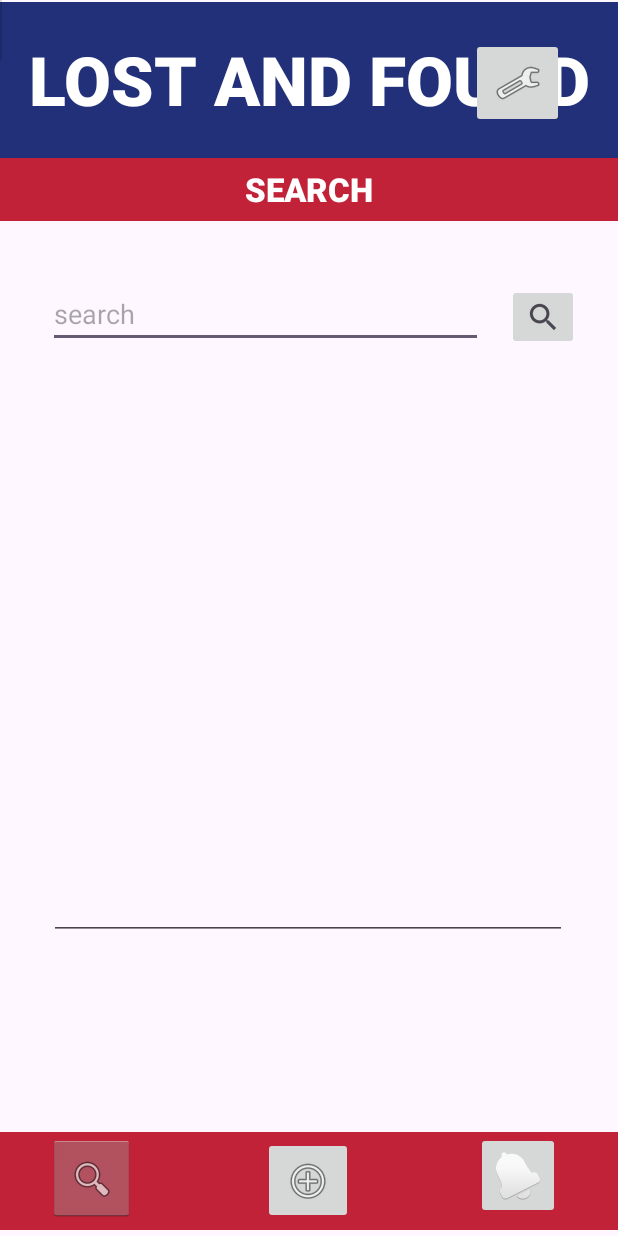
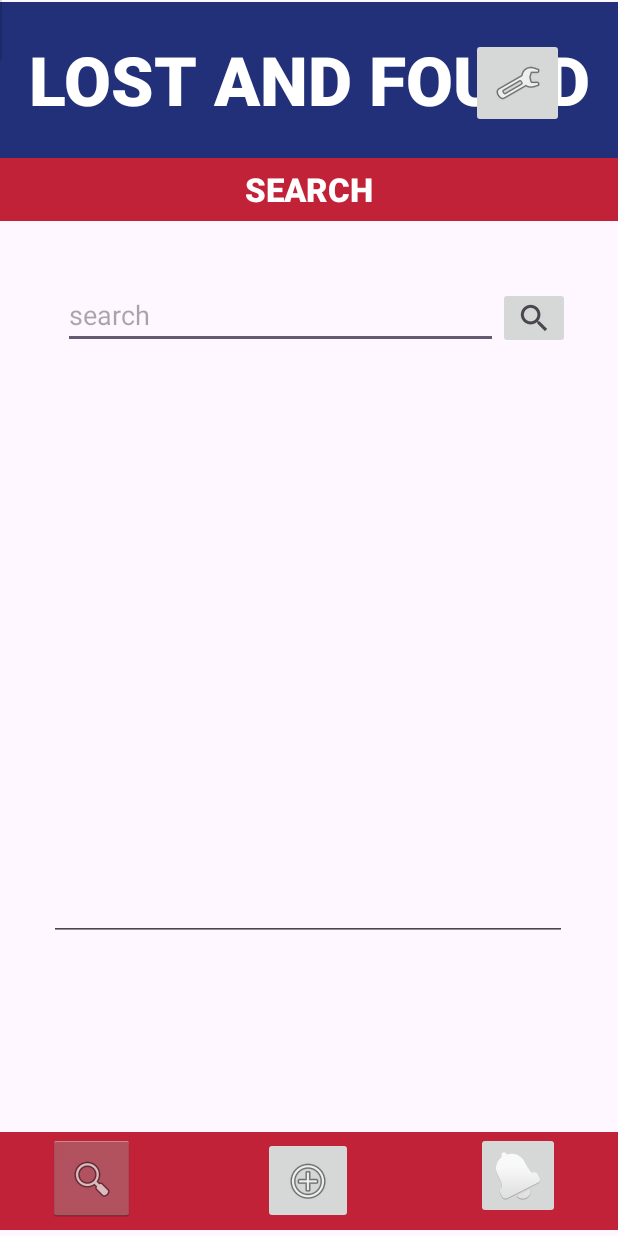
Before and after one commit to Chuck67Mango/Yr11ITProjectLostAndFound, an Android app: the search screen opened directly, with no data from a screen before it, on a phone screen of 412 x 824 dp. Run offline under Robolectric (Android 15) with nearby library versions, the phone set to English and light mode, and no system bars.

Commit message:
working on design

```diff
--- a/app/src/main/res/layout/activity_search.xml
+++ b/app/src/main/res/layout/activity_search.xml
@@ -142,21 +142,21 @@
         android:inputType="text"
         app:layout_constraintBottom_toBottomOf="parent"
         app:layout_constraintEnd_toEndOf="parent"
-        app:layout_constraintHorizontal_bias="0.264"
+        app:layout_constraintHorizontal_bias="0.345"
         app:layout_constraintStart_toStartOf="parent"
         app:layout_constraintTop_toBottomOf="@+id/textView9"
-        app:layout_constraintVertical_bias="0.068" />
+        app:layout_constraintVertical_bias="0.069" />
 
     <ImageButton
         android:id="@+id/btnFilter"
         android:layout_width="wrap_content"
-        android:layout_height="wrap_content"
+        android:layout_height="41dp"
         app:layout_constraintBottom_toBottomOf="parent"
         app:layout_constraintEnd_toEndOf="parent"
-        app:layout_constraintHorizontal_bias="0.384"
+        app:layout_constraintHorizontal_bias="0.0"
         app:layout_constraintStart_toEndOf="@+id/edtFilter"
         app:layout_constraintTop_toBottomOf="@+id/textView9"
-        app:layout_constraintVertical_bias="0.066"
+        app:layout_constraintVertical_bias="0.069"
         app:srcCompat="?android:attr/actionModeWebSearchDrawable" />
 
     <EditText
```
